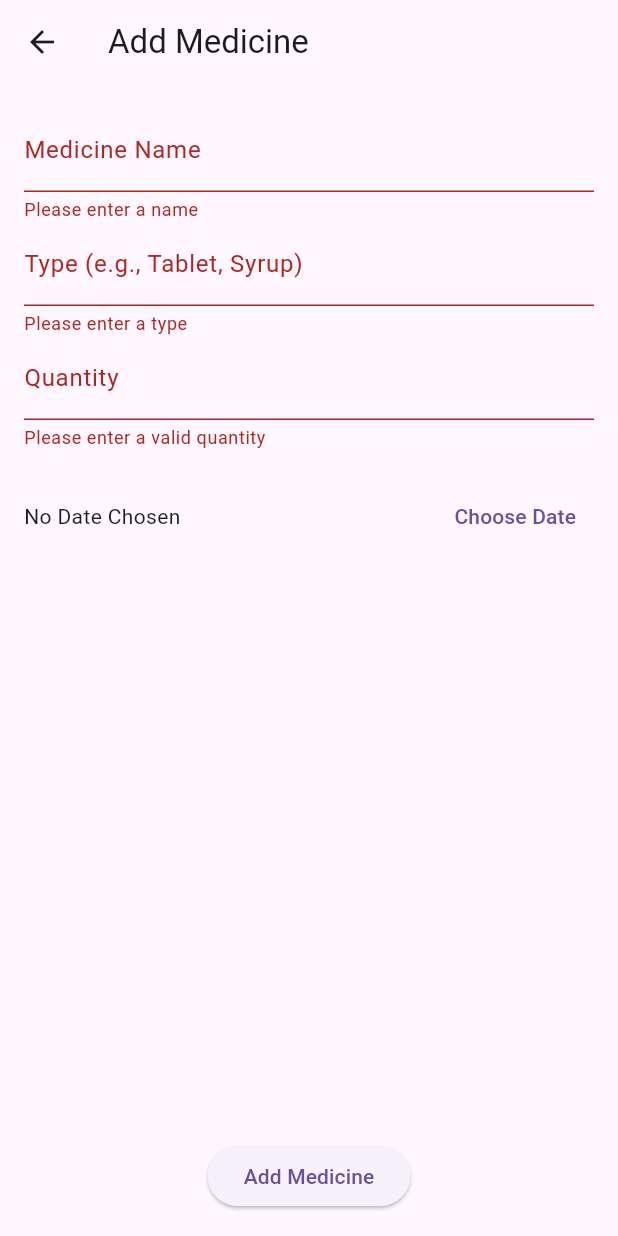
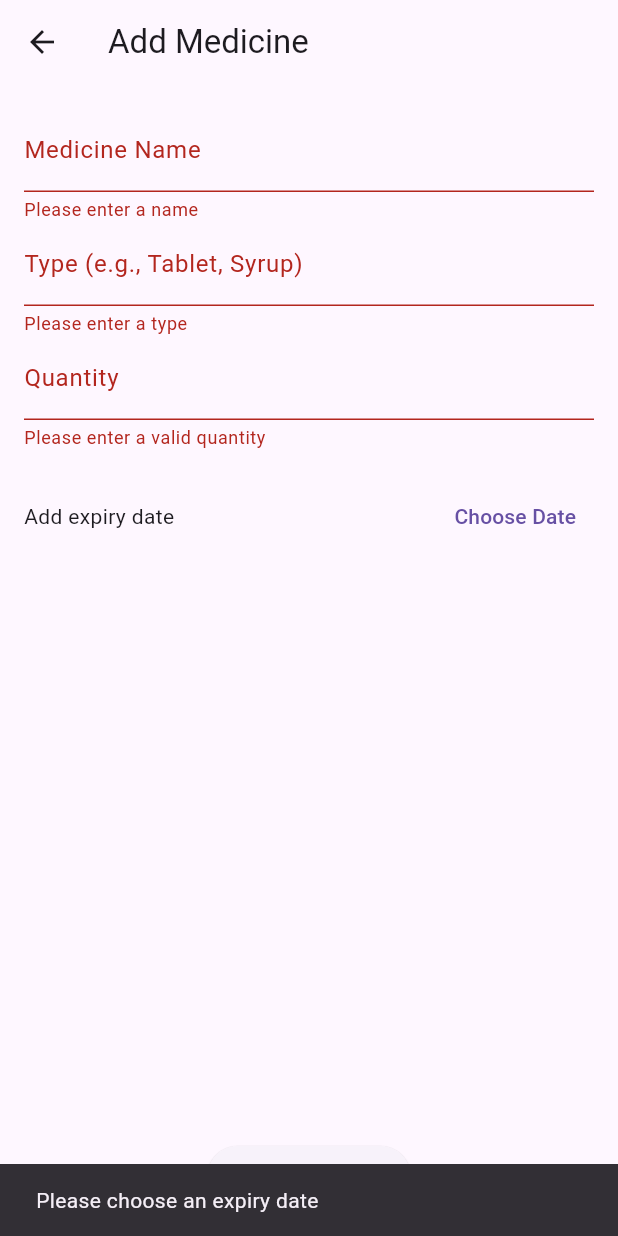
Before and after one commit to MahaSekher/MedicineInventory, a Flutter app: the AddMedicineScreen screen opened directly, after a tap on "Add Medicine", on a phone screen of 412 x 824 dp. Run offline on Flutter 3.47's test engine with Material 3 defaults, Android fonts, the phone set to English and light mode, and no system bars.

```diff
--- a/lib/main.dart
+++ b/lib/main.dart
@@ -1,5 +1,6 @@
 import 'package:flutter/material.dart';
 import 'package:provider/provider.dart';
+import 'package:user_input_app/screens/home_page.dart';
 import 'screens/medicine_list_screen.dart';
 import 'providers/medicine_provider.dart';
 
@@ -16,7 +17,7 @@ class MedicineInventoryApp extends StatelessWidget {
         debugShowCheckedModeBanner: false,
         title: 'Medicine Inventory',
         theme: ThemeData(primarySwatch: Colors.blue),
-        home: MedicineListScreen(),
+        home: HomePage(),
       ),
     );
   }
--- a/lib/screens/add_medicine_screen.dart
+++ b/lib/screens/add_medicine_screen.dart
@@ -17,6 +17,11 @@ class _AddMedicineScreenState extends State<AddMedicineScreen> {
 
   void _submitForm(BuildContext context) {
     if (!_formKey.currentState!.validate() || _selectedDate == null) {
+      if (_selectedDate == null) {
+        ScaffoldMessenger.of(context).showSnackBar(
+          SnackBar(content: Text('Please choose an expiry date')),
+        );
+      }
       return;
     }
 
@@ -95,7 +100,7 @@ class _AddMedicineScreenState extends State<AddMedicineScreen> {
                 children: [
                   Text(
                     _selectedDate == null
-                        ? 'No Date Chosen'
+                        ? 'Add expiry date'
                         : 'Expiry Date: ${_selectedDate!.toLocal()}',
                   ),
                   Spacer(),
--- a/lib/screens/edit_medicine_screen.dart
+++ b/lib/screens/edit_medicine_screen.dart
@@ -112,7 +112,7 @@ class _EditMedicineScreenState extends State<EditMedicineScreen> {
                 children: [
                   Text(
                     _selectedDate == null
-                        ? 'No Date Chosen'
+                        ? 'Add expiry date'
                         : 'Expiry Date: ${_selectedDate!.toLocal()}',
                   ),
                   Spacer(),
--- a/pubspec.yaml
+++ b/pubspec.yaml
@@ -13,6 +13,8 @@ dependencies:
     sdk: flutter
   cupertino_icons: ^1.0.2
   shared_preferences: ^2.0.6
+  provider: ^6.0.3
+  intl: ^0.17.0
   #flutter_local_notifications: ^10.0.0
 
 dev_dependencies:
```
Also changed, not shown: lib/screens/medicine_list_screen.dart (+6 -2 lines), 1 other file.
